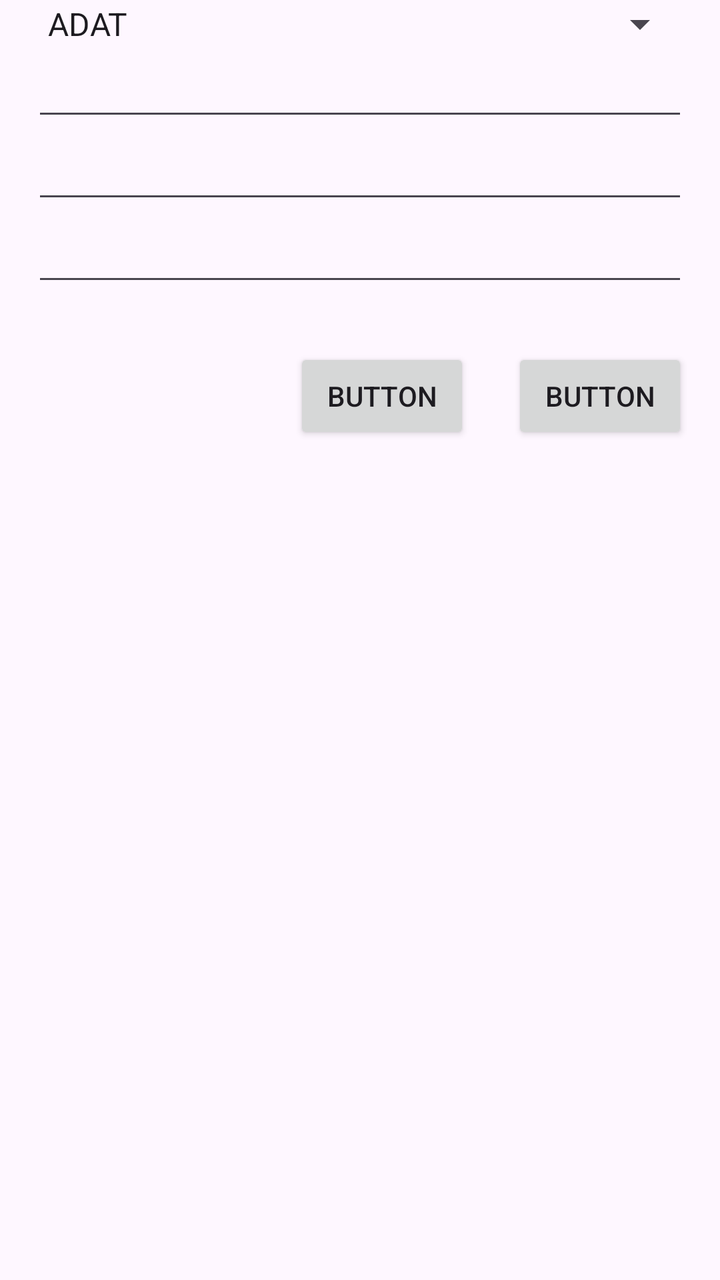
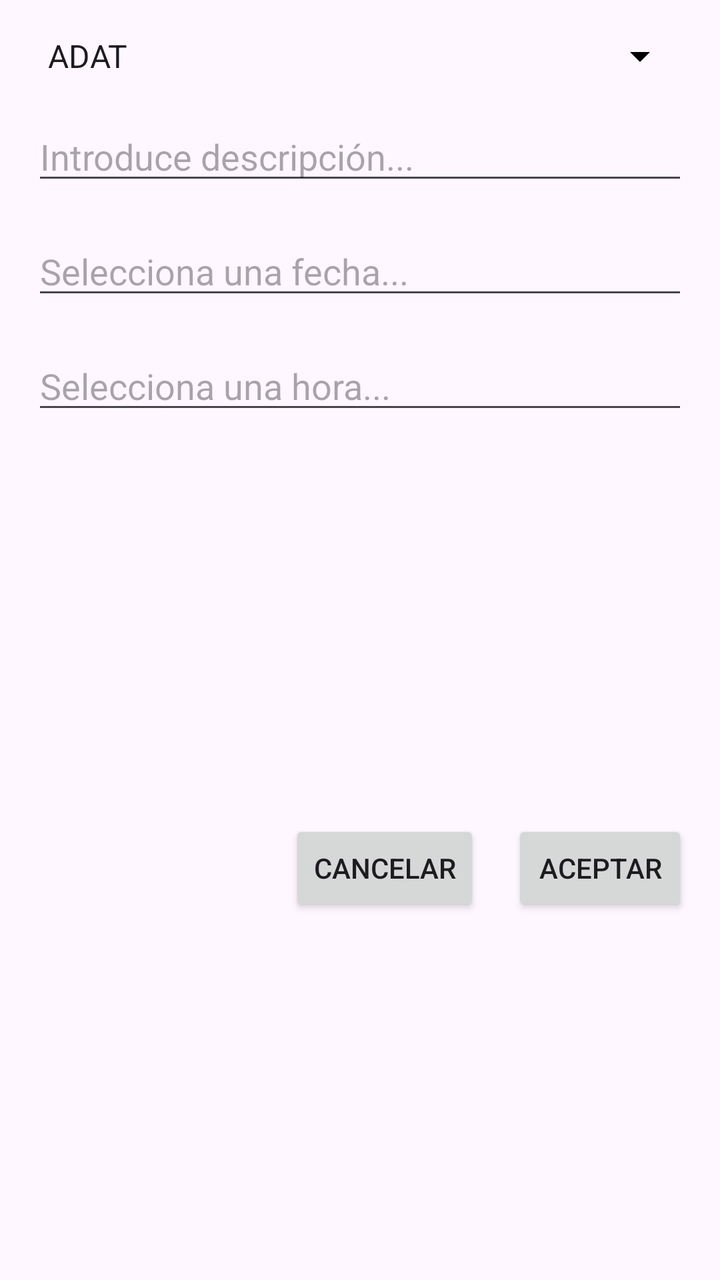

Before-and-after screenshots of an Android layout around one commit, followed by the original layout XML and the change that was made.
<!-- AndroidManifest.xml: application theme Theme.Tarea7ListaTareas -->
<!-- res/layout/dialog_view.xml -->
<?xml version="1.0" encoding="utf-8"?>
<androidx.constraintlayout.widget.ConstraintLayout xmlns:android="http://schemas.android.com/apk/res/android"
    xmlns:app="http://schemas.android.com/apk/res-auto"
    xmlns:tools="http://schemas.android.com/tools"
    android:layout_width="match_parent"
    android:layout_height="match_parent"
    android:layout_margin="20dp">

    <Spinner
        android:id="@+id/spinner"
        android:layout_width="match_parent"
        android:layout_height="wrap_content"
        android:layout_marginStart="16dp"
        android:layout_marginEnd="16dp"
        android:entries="@array/asignatura_opciones"
        app:layout_constraintEnd_toEndOf="parent"
        app:layout_constraintStart_toStartOf="parent"
        app:layout_constraintTop_toTopOf="parent" />

    <EditText
        android:id="@+id/textDescripcion"
        android:layout_width="match_parent"
        android:layout_height="wrap_content"
        android:layout_marginStart="16dp"
        android:layout_marginEnd="16dp"
        android:ems="10"
        android:inputType="text"
        app:layout_constraintEnd_toEndOf="parent"
        app:layout_constraintStart_toStartOf="parent"
        app:layout_constraintTop_toBottomOf="@+id/spinner" />

    <EditText
        android:id="@+id/editTextDate"
        android:layout_width="match_parent"
        android:layout_height="wrap_content"
        android:layout_marginStart="16dp"
        android:layout_marginEnd="16dp"
        android:ems="10"
        android:inputType="date"
        app:layout_constraintEnd_toEndOf="parent"
        app:layout_constraintStart_toStartOf="parent"
        app:layout_constraintTop_toBottomOf="@+id/textDescripcion" />

    <EditText
        android:id="@+id/editTextTime"
        android:layout_width="match_parent"
        android:layout_height="wrap_content"
        android:layout_marginStart="16dp"
        android:layout_marginEnd="16dp"
        android:ems="10"
        android:inputType="time"
        app:layout_constraintEnd_toEndOf="parent"
        app:layout_constraintStart_toStartOf="parent"
        app:layout_constraintTop_toBottomOf="@+id/editTextDate" />

    <Button
        android:id="@+id/buttonAceptar"
        android:layout_width="wrap_content"
        android:layout_height="wrap_content"
        android:layout_marginTop="26dp"
        android:layout_marginEnd="16dp"
        android:text="Button"
        app:layout_constraintEnd_toEndOf="parent"
        app:layout_constraintTop_toBottomOf="@+id/editTextTime" />

    <Button
        android:id="@+id/buttonCancelar"
        android:layout_width="wrap_content"
        android:layout_height="wrap_content"
        android:layout_marginTop="26dp"
        android:layout_marginEnd="21dp"
        android:text="Button"
        app:layout_constraintEnd_toStartOf="@+id/buttonAceptar"
        app:layout_constraintTop_toBottomOf="@+id/editTextTime" />

</androidx.constraintlayout.widget.ConstraintLayout>
<!-- resources referenced by this layout -->
<resources>
  <string-array name="asignatura_opciones">
          <item>ADAT</item>
          <item>PSP</item>
          <item>EIE</item>
          <item>PMULT</item>
          <item>DINT</item>
      </string-array>
  <style name="Theme.Tarea7ListaTareas" parent="Base.Theme.Tarea7ListaTareas" />
  <style name="Base.Theme.Tarea7ListaTareas" parent="Theme.Material3.DayNight.NoActionBar">
          
          
      </style>
</resources>

<!-- the commit's change to res/layout/dialog_view.xml (unified diff, before → after) -->
@@ -3,7 +3,7 @@
     xmlns:app="http://schemas.android.com/apk/res-auto"
     xmlns:tools="http://schemas.android.com/tools"
     android:layout_width="match_parent"
-    android:layout_height="match_parent"
+    android:layout_height="wrap_content"
     android:layout_margin="20dp">
 
     <Spinner
@@ -11,20 +11,24 @@
         android:layout_width="match_parent"
         android:layout_height="wrap_content"
         android:layout_marginStart="16dp"
+        android:layout_marginTop="16dp"
         android:layout_marginEnd="16dp"
+        android:backgroundTint="#000000"
         android:entries="@array/asignatura_opciones"
         app:layout_constraintEnd_toEndOf="parent"
         app:layout_constraintStart_toStartOf="parent"
         app:layout_constraintTop_toTopOf="parent" />
 
     <EditText
-        android:id="@+id/textDescripcion"
+        android:id="@+id/textAsignatura"
         android:layout_width="match_parent"
         android:layout_height="wrap_content"
         android:layout_marginStart="16dp"
+        android:layout_marginTop="16dp"
         android:layout_marginEnd="16dp"
         android:ems="10"
         android:inputType="text"
+        android:hint="Introduce descripción..."
         app:layout_constraintEnd_toEndOf="parent"
         app:layout_constraintStart_toStartOf="parent"
         app:layout_constraintTop_toBottomOf="@+id/spinner" />
@@ -34,21 +38,29 @@
         android:layout_width="match_parent"
         android:layout_height="wrap_content"
         android:layout_marginStart="16dp"
+        android:layout_marginTop="16dp"
         android:layout_marginEnd="16dp"
         android:ems="10"
         android:inputType="date"
+        android:focusable="false"
+        android:clickable="true"
+        android:hint="Selecciona una fecha..."
         app:layout_constraintEnd_toEndOf="parent"
         app:layout_constraintStart_toStartOf="parent"
-        app:layout_constraintTop_toBottomOf="@+id/textDescripcion" />
+        app:layout_constraintTop_toBottomOf="@+id/textAsignatura" />
 
     <EditText
         android:id="@+id/editTextTime"
         android:layout_width="match_parent"
         android:layout_height="wrap_content"
         android:layout_marginStart="16dp"
+        android:layout_marginTop="16dp"
         android:layout_marginEnd="16dp"
         android:ems="10"
         android:inputType="time"
+        android:focusable="false"
+        android:clickable="true"
+        android:hint="Selecciona una hora..."
         app:layout_constraintEnd_toEndOf="parent"
         app:layout_constraintStart_toStartOf="parent"
         app:layout_constraintTop_toBottomOf="@+id/editTextDate" />
@@ -57,9 +69,11 @@
         android:id="@+id/buttonAceptar"
         android:layout_width="wrap_content"
         android:layout_height="wrap_content"
-        android:layout_marginTop="26dp"
+        android:layout_marginTop="32dp"
         android:layout_marginEnd="16dp"
-        android:text="Button"
+        android:layout_marginBottom="16dp"
+        android:text="Aceptar"
+        app:layout_constraintBottom_toBottomOf="parent"
         app:layout_constraintEnd_toEndOf="parent"
         app:layout_constraintTop_toBottomOf="@+id/editTextTime" />
 
@@ -67,9 +81,11 @@
         android:id="@+id/buttonCancelar"
         android:layout_width="wrap_content"
         android:layout_height="wrap_content"
-        android:layout_marginTop="26dp"
-        android:layout_marginEnd="21dp"
-        android:text="Button"
+        android:layout_marginTop="32dp"
+        android:layout_marginEnd="16dp"
+        android:layout_marginBottom="16dp"
+        android:text="Cancelar"
+        app:layout_constraintBottom_toBottomOf="parent"
         app:layout_constraintEnd_toStartOf="@+id/buttonAceptar"
         app:layout_constraintTop_toBottomOf="@+id/editTextTime" />
 
